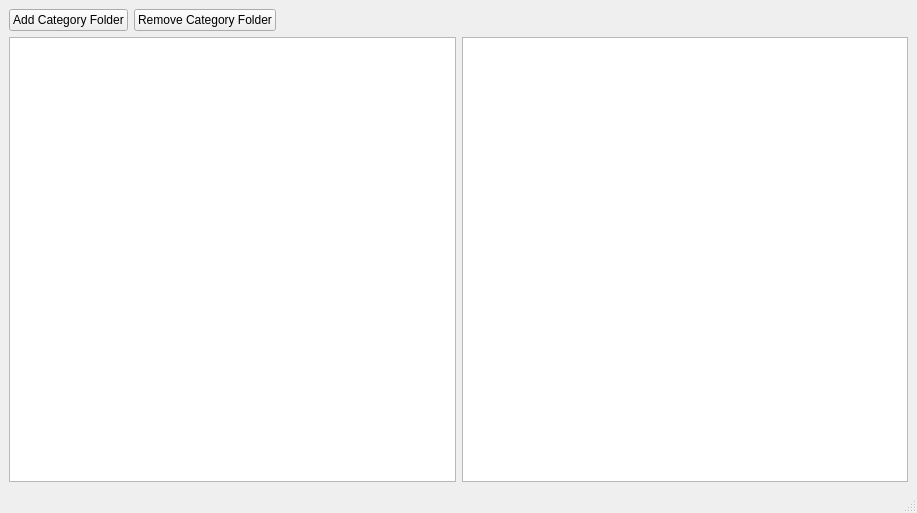
The window that catalog/catalog/catalog.ui (JakubKomar/ICP-2021) describes before a commit, drawn with Qt 5.
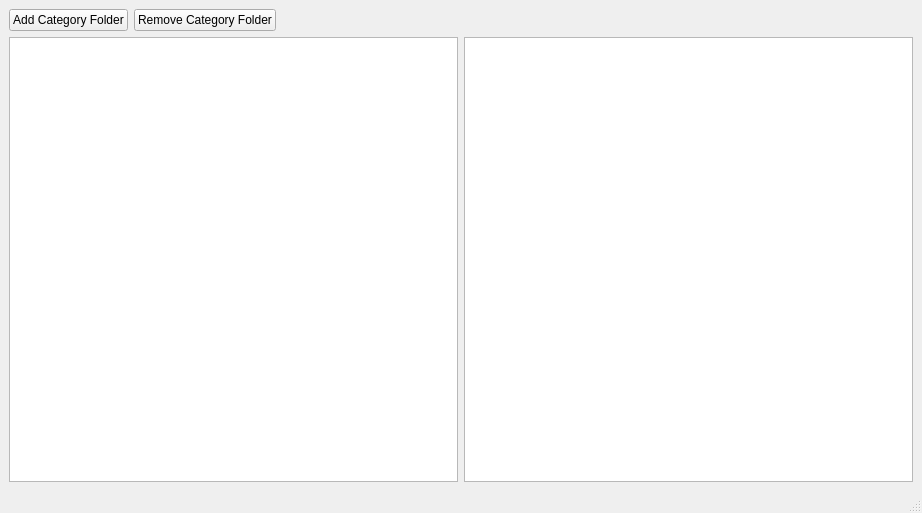
The same window after the commit.

The edit to the form file:
```diff
--- a/catalog/catalog/catalog.ui
+++ b/catalog/catalog/catalog.ui
@@ -6,10 +6,16 @@
    <rect>
     <x>0</x>
     <y>0</y>
-    <width>917</width>
+    <width>922</width>
     <height>513</height>
    </rect>
   </property>
+  <property name="sizePolicy">
+   <sizepolicy hsizetype="Preferred" vsizetype="Preferred">
+    <horstretch>0</horstretch>
+    <verstretch>0</verstretch>
+   </sizepolicy>
+  </property>
   <property name="windowTitle">
    <string>catalog</string>
   </property>
@@ -20,9 +26,11 @@
      <verstretch>0</verstretch>
     </sizepolicy>
    </property>
+   <layout class="QVBoxLayout" name="verticalLayout_2">
+    <item>
    <layout class="QVBoxLayout" name="verticalLayout">
     <item>
-     <layout class="QHBoxLayout" name="horizontalLayout_2">
+       <layout class="QHBoxLayout" name="horizontalLayout">
       <item>
        <widget class="QPushButton" name="pushButton">
         <property name="text">
@@ -44,7 +52,7 @@
         </property>
         <property name="sizeHint" stdset="0">
          <size>
-          <width>40</width>
+            <width>48</width>
           <height>20</height>
          </size>
         </property>
@@ -53,12 +61,14 @@
      </layout>
     </item>
     <item>
-     <layout class="QHBoxLayout" name="horizontalLayout">
+       <layout class="QHBoxLayout" name="horizontalLayout_2">
       <item>
        <widget class="QTreeView" name="treeView"/>
       </item>
       <item>
        <widget class="QListView" name="listView"/>
+        </item>
+       </layout>
       </item>
      </layout>
     </item>
```
Lines whose indentation alone changed are shown as unchanged.
